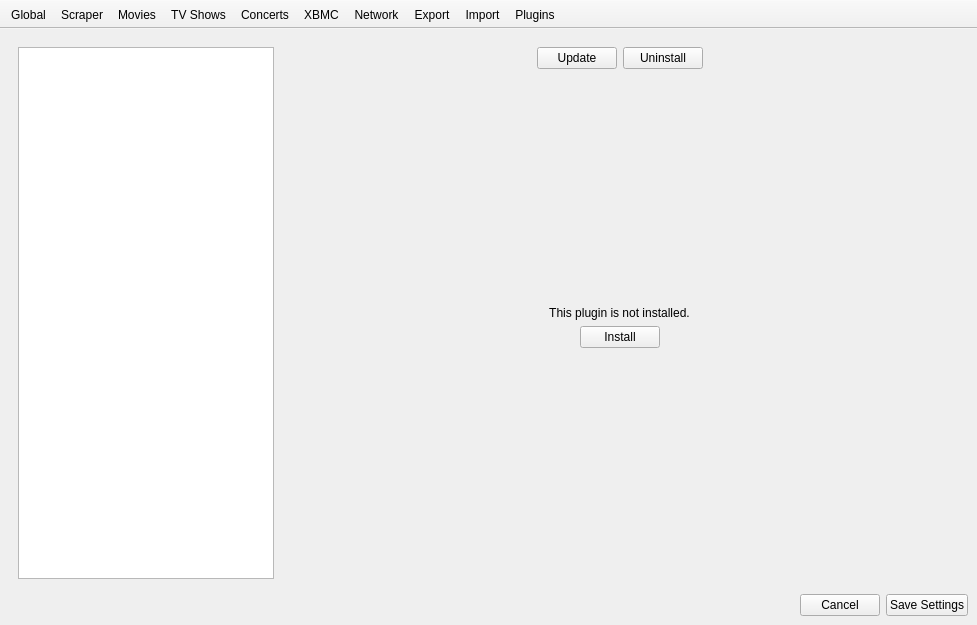
Qt form settings/SettingsWindow.ui (Komet/MediaElch) before a commit.
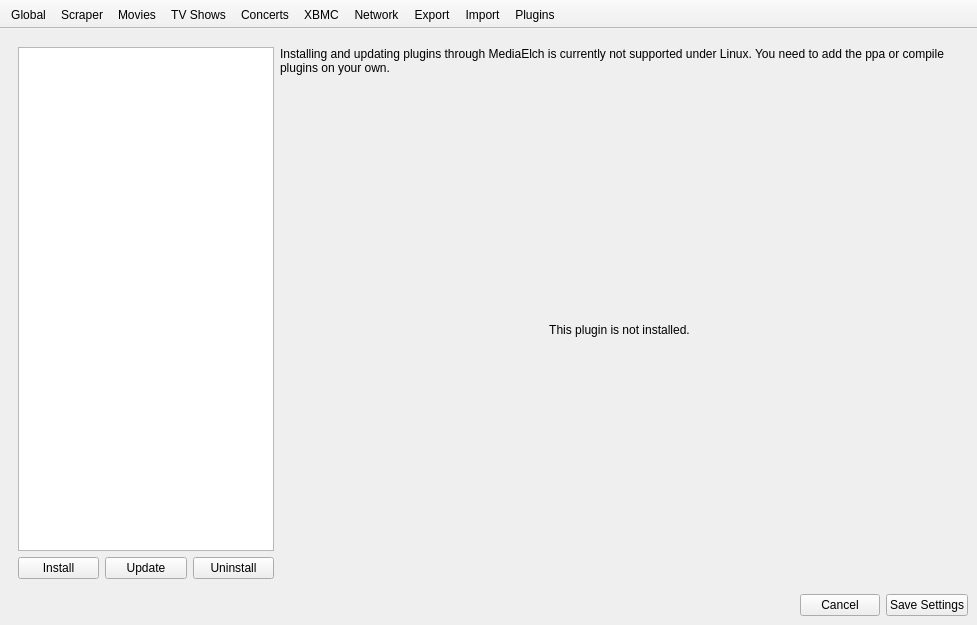
The same form after that commit. Icons and pictures are not drawn. Custom widgets are drawn as their Qt base class.

Commit message: Plugin interface finished; main menu cleanup

What changed in the file:
```diff
--- a/settings/SettingsWindow.ui
+++ b/settings/SettingsWindow.ui
@@ -1347,33 +1347,27 @@
       <widget class="QWidget" name="page_10">
        <layout class="QHBoxLayout" name="horizontalLayout_6" stretch="0,1">
         <item>
-         <widget class="QListWidget" name="pluginList">
-          <property name="styleSheet">
-           <string notr="true">QListWidget {
+         <layout class="QVBoxLayout" name="verticalLayout_16">
+          <item>
+           <widget class="QListWidget" name="pluginList">
+            <property name="styleSheet">
+             <string notr="true">QListWidget {
 	selection-background-color: rgba(70, 155, 198, 70);
 }</string>
-          </property>
-          <property name="wordWrap">
-           <bool>true</bool>
-          </property>
-         </widget>
-        </item>
-        <item>
-         <layout class="QVBoxLayout" name="verticalLayout_14" stretch="0,0">
+            </property>
+            <property name="wordWrap">
+             <bool>true</bool>
+            </property>
+           </widget>
+          </item>
           <item>
            <layout class="QHBoxLayout" name="horizontalLayout_4">
             <item>
-             <spacer name="horizontalSpacer_3">
-              <property name="orientation">
-               <enum>Qt::Horizontal</enum>
+             <widget class="StyledPushButton" name="btnInstallPlugin">
+              <property name="text">
+               <string>Install</string>
               </property>
-              <property name="sizeHint" stdset="0">
-               <size>
-                <width>40</width>
-                <height>20</height>
-               </size>
-              </property>
-             </spacer>
+             </widget>
             </item>
             <item>
              <widget class="QPushButton" name="btnUpdatePlugin">
@@ -1389,20 +1383,21 @@
               </property>
              </widget>
             </item>
-            <item>
-             <spacer name="horizontalSpacer_2">
-              <property name="orientation">
-               <enum>Qt::Horizontal</enum>
-              </property>
-              <property name="sizeHint" stdset="0">
-               <size>
-                <width>40</width>
-                <height>20</height>
-               </size>
-              </property>
-             </spacer>
-            </item>
            </layout>
+          </item>
+         </layout>
+        </item>
+        <item>
+         <layout class="QVBoxLayout" name="verticalLayout_14" stretch="0,0">
+          <item>
+           <widget class="QLabel" name="pluginsLinux">
+            <property name="text">
+             <string>Installing and updating plugins through MediaElch is currently not supported under Linux. You need to add the ppa or compile plugins on your own.</string>
+            </property>
+            <property name="wordWrap">
+             <bool>true</bool>
+            </property>
+           </widget>
           </item>
           <item>
            <widget class="QStackedWidget" name="pluginSettings">
@@ -1451,43 +1446,6 @@
                 </property>
                </widget>
               </item>
-              <item>
-               <layout class="QHBoxLayout" name="horizontalLayout_9">
-                <item>
-                 <spacer name="horizontalSpacer_4">
-                  <property name="orientation">
-                   <enum>Qt::Horizontal</enum>
-                  </property>
-                  <property name="sizeHint" stdset="0">
-                   <size>
-                    <width>40</width>
-                    <height>20</height>
-                   </size>
-                  </property>
-                 </spacer>
-                </item>
-                <item>
-                 <widget class="QPushButton" name="btnInstallPlugin">
-                  <property name="text">
-                   <string>Install</string>
-                  </property>
-                 </widget>
-                </item>
-                <item>
-                 <spacer name="horizontalSpacer_5">
-                  <property name="orientation">
-                   <enum>Qt::Horizontal</enum>
-                  </property>
-                  <property name="sizeHint" stdset="0">
-                   <size>
-                    <width>40</width>
-                    <height>20</height>
-                   </size>
-                  </property>
-                 </spacer>
-                </item>
-               </layout>
-              </item>
               <item>
                <spacer name="verticalSpacer_3">
                 <property name="orientation">
@@ -1795,6 +1753,11 @@
    <extends>QLabel</extends>
    <header>smallWidgets/MessageLabel.h</header>
   </customwidget>
+  <customwidget>
+   <class>StyledPushButton</class>
+   <extends>QPushButton</extends>
+   <header>smallWidgets/StyledPushButton.h</header>
+  </customwidget>
  </customwidgets>
  <resources>
   <include location="../MediaElch.qrc"/>
```
Left out of the diff: 8 changed lines with no effect on the pictures. The commit also changes 56 other files.
